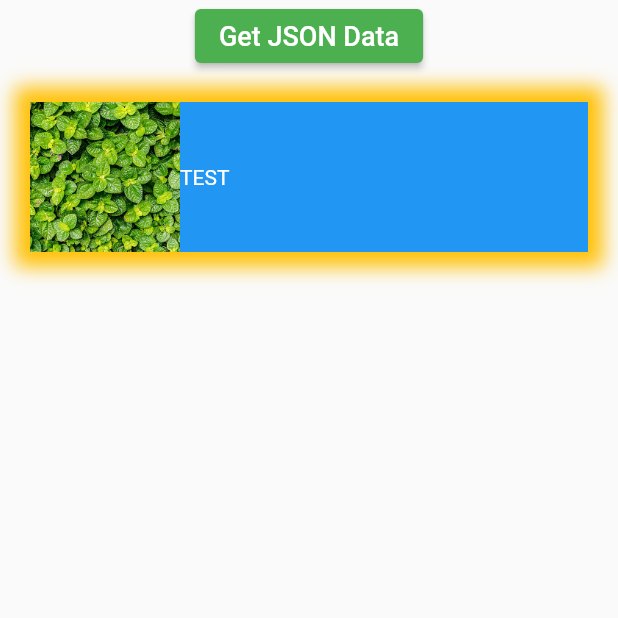
After one commit to Aleksej579/Flutter, a Flutter app: the CatalogPage screen opened directly, after a tap on "Get JSON Data", on a phone screen of 412 x 824 dp, the top half of it. The commit adds this screen. Run offline on Flutter 3.47's test engine with Material 2 defaults, Android fonts, the phone set to English and light mode, and no system bars; our stand-ins replace rflutter_alert; network calls fail.

Commit message:
fix: catalog

```diff
--- /dev/null
+++ b/lib/catalog_page.dart
@@ -0,0 +1,84 @@
+import 'package:flutter/material.dart';
+import 'package:http/http.dart' as http;
+import 'dart:convert';
+
+class CatalogPage extends StatefulWidget {
+  const CatalogPage({super.key});
+
+  @override
+  State<CatalogPage> createState() => _CatalogDataState();
+}
+
+class _CatalogDataState extends State<CatalogPage> {
+  final catalogAll = <String, dynamic>{};
+
+  @override
+  Widget build(BuildContext context) {
+    return Scaffold(
+      body: SingleChildScrollView(
+        child: Column(
+          children: [
+            ElevatedButton(
+                child:
+                    const Text("Get JSON Data", style: TextStyle(fontSize: 18)),
+                onPressed: () async {
+                  final httpPackageUrl =
+                      Uri.https('jsonplaceholder.typicode.com', '/photos/1');
+                  final httpPackageInfo = await http.read(httpPackageUrl);
+                  final httpPackageJson = json.decode(httpPackageInfo);
+                  httpPackageJson.forEach((key, value) {
+                    setState(() {
+                      catalogAll['$key'] = '$value';
+                    });
+                  });
+                  print(catalogAll);
+                }),
+            // Text(catalogAll),
+            Container(
+              alignment: Alignment.centerLeft,
+              margin: const EdgeInsets.all(10.0),
+              padding: const EdgeInsets.all(10.0),
+              decoration: const BoxDecoration(
+                boxShadow: [
+                  BoxShadow(
+                    color: Colors.amber,
+                    blurRadius: 10.0,
+                    // spreadRadius: 5,
+                  ),
+                ],
+              ),
+              child: Container(
+                color: Colors.blue,
+                child: Row(
+                  children: [
+                    catalogAll.isEmpty
+                        ? Image.asset('images/flower.jpg',
+                            height: 100, width: 100, fit: BoxFit.cover)
+                        : Image.network(catalogAll['url'].toString(),
+                            height: 100, width: 100, fit: BoxFit.cover),
+                    catalogAll.isEmpty
+                        ? const Text(
+                            "TEST",
+                            style: const TextStyle(color: Colors.white),
+                            textAlign: TextAlign.center,
+                          )
+                        : Expanded(
+                            child: Text(
+                              catalogAll['title'].toString().toUpperCase(),
+                              textAlign: TextAlign.center,
+                              softWrap: false,
+                              maxLines: 2,
+                              overflow: TextOverflow.ellipsis,
+                              style: const TextStyle(color: Colors.white),
+                            ),
+                          ),
+                  ],
+                ),
+              ),
+            ),
+          ],
+        ),
+      ),
+    );
+  }
+}
--- a/lib/contact_page.dart
+++ b/lib/contact_page.dart
@@ -98,6 +98,17 @@ class _ContactPageState extends State<ContactPage> {
                       ),
               ],
             ),
+            ElevatedButton(
+              onPressed: () {
+                ScaffoldMessenger.of(context).showSnackBar(
+                  const SnackBar(
+                    content: Text("Pressed Follow on Instagram button"),
+                    duration: Duration(seconds: 3),
+                  ),
+                );
+              },
+              child: const Text("Open alert"),
+            ),
           ],
         ),
       ),
--- a/lib/main.dart
+++ b/lib/main.dart
@@ -1,5 +1,6 @@
 import 'package:flutter/material.dart';
 import 'package:flutter_application_1/contact_page.dart';
+import 'package:flutter_application_1/catalog_page.dart';
 import 'package:flutter_application_1/home_page.dart';
 import 'package:flutter_application_1/profile_page.dart';
 
@@ -35,6 +36,7 @@ class _RootPageState extends State<RootPage> {
     HomePage(),
     ProfilePage(),
     ContactPage(),
+    CatalogPage(),
   ];
   @override
   Widget build(BuildContext context) {
@@ -55,6 +57,8 @@ class _RootPageState extends State<RootPage> {
           NavigationDestination(icon: Icon(Icons.person), label: "Profile"),
           NavigationDestination(
               icon: Icon(Icons.map_outlined), label: "Contact"),
+          NavigationDestination(
+              icon: Icon(Icons.book_online), label: "Catalog"),
         ],
         onDestinationSelected: (int index) {
           setState(() {
--- a/pubspec.yaml
+++ b/pubspec.yaml
@@ -37,6 +37,7 @@ dependencies:
   google_fonts: ^6.1.0
   carousel_slider: ^4.2.1
   rflutter_alert: ^2.0.7
+  http: ^1.1.0
 
 dev_dependencies:
   flutter_test:
```
Also changed, not shown: pubspec.lock.
